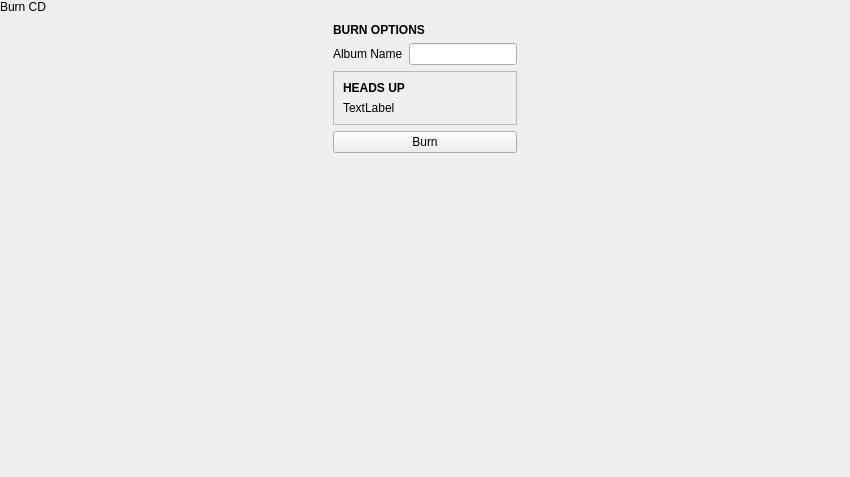
This is plugins/CdrdaoPlugin/burnpopover.ui in theCheeseboard/theBeat as Qt 5 draws it before an edit. The edited form follows.
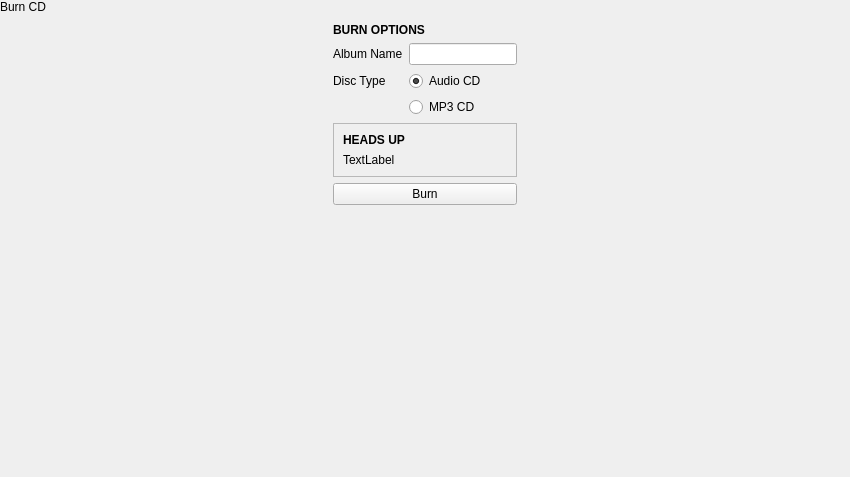
This is the edited form. Icons and pictures are not drawn. Custom widgets are drawn as their Qt base class.

```diff
--- a/plugins/CdrdaoPlugin/burnpopover.ui
+++ b/plugins/CdrdaoPlugin/burnpopover.ui
@@ -39,6 +39,26 @@
    <item alignment="Qt::AlignHCenter">
     <widget class="QWidget" name="burnOptionsWidget" native="true">
      <layout class="QGridLayout" name="gridLayout">
+      <item row="2" column="1">
+       <widget class="QRadioButton" name="audioCdButton">
+        <property name="text">
+         <string>Audio CD</string>
+        </property>
+        <property name="checked">
+         <bool>true</bool>
+        </property>
+       </widget>
+      </item>
+      <item row="1" column="1">
+       <widget class="QLineEdit" name="albumNameEdit"/>
+      </item>
+      <item row="2" column="0">
+       <widget class="QLabel" name="label_4">
+        <property name="text">
+         <string>Disc Type</string>
+        </property>
+       </widget>
+      </item>
       <item row="0" column="0" colspan="2">
        <widget class="QLabel" name="label">
         <property name="font">
@@ -52,14 +72,7 @@
         </property>
        </widget>
       </item>
-      <item row="1" column="0">
-       <widget class="QLabel" name="label_2">
-        <property name="text">
-         <string>Album Name</string>
-        </property>
-       </widget>
-      </item>
-      <item row="3" column="0" colspan="2">
+      <item row="5" column="0" colspan="2">
        <widget class="QPushButton" name="burnButton">
         <property name="text">
          <string>Burn</string>
@@ -70,10 +83,14 @@
         </property>
        </widget>
       </item>
-      <item row="1" column="1">
-       <widget class="QLineEdit" name="albumNameEdit"/>
+      <item row="1" column="0">
+       <widget class="QLabel" name="label_2">
+        <property name="text">
+         <string>Album Name</string>
+        </property>
+       </widget>
       </item>
-      <item row="2" column="0" colspan="2">
+      <item row="4" column="0" colspan="2">
        <widget class="QFrame" name="warningFrame">
         <property name="autoFillBackground">
          <bool>true</bool>
@@ -111,6 +128,13 @@
         </layout>
        </widget>
       </item>
+      <item row="3" column="1">
+       <widget class="QRadioButton" name="mp3CdButton">
+        <property name="text">
+         <string>MP3 CD</string>
+        </property>
+       </widget>
+      </item>
      </layout>
     </widget>
    </item>
```
